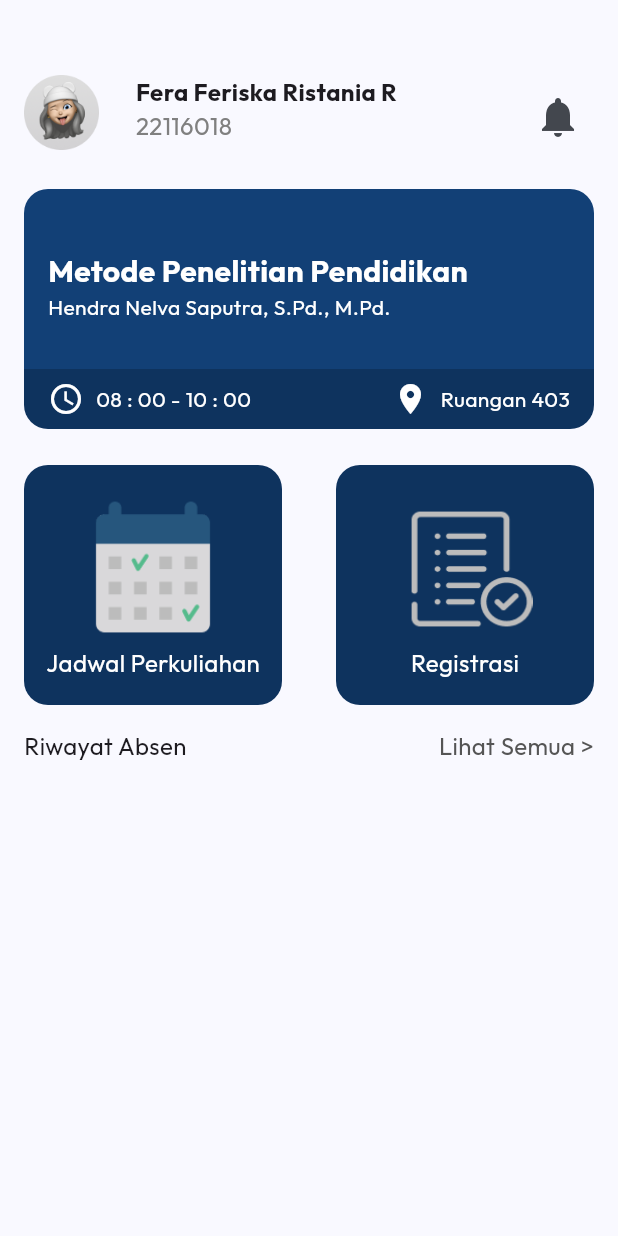
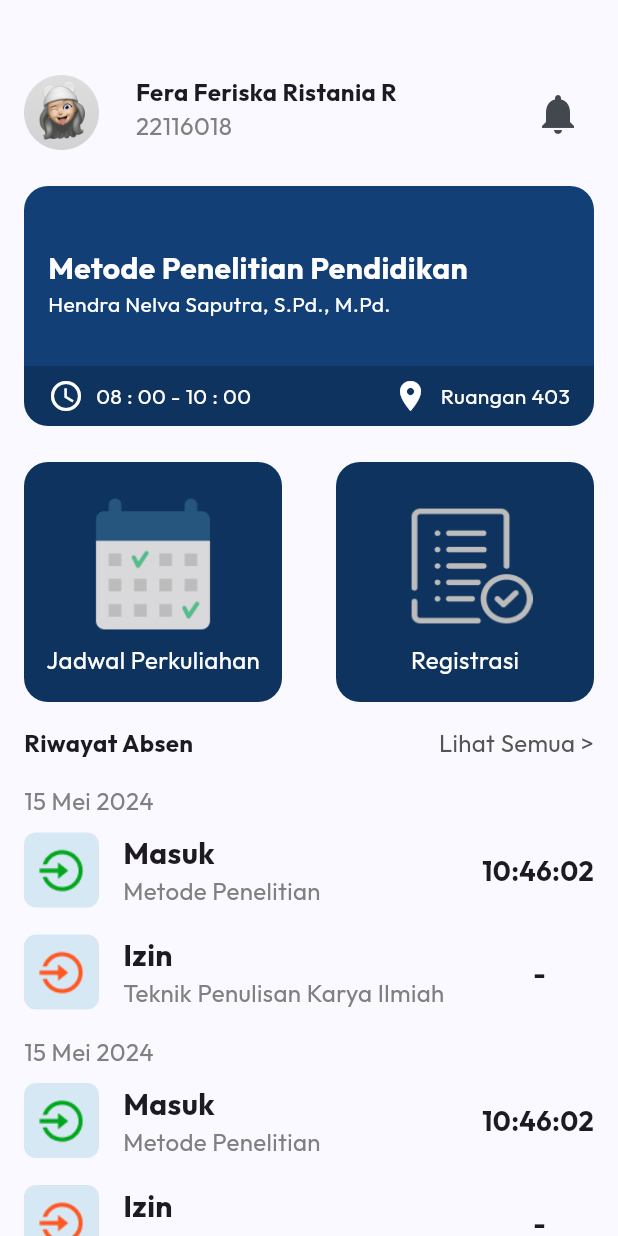
Before and after one commit to Triwahyu22116012/sistem-absensi-mahasiswa, a Flutter app: the HomeScreen screen opened directly, on a phone screen of 412 x 824 dp. Run offline on Flutter 3.47's test engine with Material 3 defaults, Android fonts, the phone set to English and light mode, and no system bars; our stand-ins replace google_fonts, image_picker.

Commit message:
membuat card jadwal dan riwayat

```diff
--- a/lib/screen/mahasiswa/home/home_screen.dart
+++ b/lib/screen/mahasiswa/home/home_screen.dart
@@ -2,8 +2,9 @@ import 'package:absensi_mahasiswa/screen/mahasiswa/face_registration/face_regist
 import 'package:absensi_mahasiswa/screen/mahasiswa/home/widget/home_header.dart';
 import 'package:absensi_mahasiswa/screen/mahasiswa/home/widget/main_card.dart';
 import 'package:absensi_mahasiswa/screen/mahasiswa/home/widget/second_card.dart';
-import 'package:absensi_mahasiswa/screen/mahasiswa/jadwal/jadwal_perkuliahan_screen.dart';
+import 'package:absensi_mahasiswa/screen/mahasiswa/jadwal/schedule_screen.dart';
 import 'package:absensi_mahasiswa/screen/mahasiswa/notification/notification_screen.dart';
+import 'package:absensi_mahasiswa/widget/history_card.dart';
 import 'package:flutter/material.dart';
 
 class HomeScreen extends StatelessWidget {
@@ -16,7 +17,9 @@ class HomeScreen extends StatelessWidget {
         padding: const EdgeInsets.only(left: 16, top: 50, right: 16),
         child: Column(
             children: [
-            HomeHeader(
+              Padding(
+                padding: const EdgeInsets.only(bottom: 16),
+                child: HomeHeader(
                   onPressed: () {
                     Navigator.push(
                       context,
@@ -24,8 +27,15 @@ class HomeScreen extends StatelessWidget {
                     );
                   },
                 ),
+              ),
+              SizedBox(
+                height: MediaQuery.of(context).size.height - 116,
+                // height: 700,
+                child: SingleChildScrollView(
+                  child: Column(
+                    children: [
                       const Padding(
-              padding: EdgeInsets.only(top: 24),
+                          padding: EdgeInsets.only(top: 8),
                           child: MainCard()
                       ),
                       Padding(
@@ -39,7 +49,7 @@ class HomeScreen extends StatelessWidget {
                               onPressed: () {
                                 Navigator.push(
                                     context,
-                        MaterialPageRoute(builder: (context) => const JadwalPerkuliahanScreen())
+                                    MaterialPageRoute(builder: (context) => const ScheduleScreen())
                                 );
                               },
                             ),
@@ -64,7 +74,8 @@ class HomeScreen extends StatelessWidget {
                             Text(
                               "Riwayat Absen",
                               style: TextStyle(
-                      fontSize: 16
+                                  fontSize: 16,
+                                fontWeight: FontWeight.bold
                               ),
                             ),
                             Text(
@@ -76,7 +87,31 @@ class HomeScreen extends StatelessWidget {
                             )
                           ],
                         ),
+                      ),
+                      const Padding(
+                        padding: EdgeInsets.only(top: 16, bottom: 16),
+                        child: Column(
+                          children: [
+                            HistoryCard(),
+                            Padding(
+                              padding: EdgeInsets.only(top: 16),
+                              child: HistoryCard(),
+                            ),
+                            Padding(
+                              padding: EdgeInsets.only(top: 16),
+                              child: HistoryCard(),
+                            ),
+                            Padding(
+                              padding: EdgeInsets.only(top: 16),
+                              child: HistoryCard(),
+                            ),
+                          ],
                         )
+                      )
+                    ],
+                  ),
+                ),
+              ),
             ],
           ),
         ),
--- a/lib/screen/mahasiswa/home/widget/home_header.dart
+++ b/lib/screen/mahasiswa/home/widget/home_header.dart
@@ -42,7 +42,7 @@ class HomeHeader extends StatelessWidget {
           ),
         ),
         Padding(
-          padding: const EdgeInsets.only(top: 4),
+          padding: const EdgeInsets.only(top: 2),
           child: IconButton(
             onPressed: onPressed,
             icon: const Icon(Icons.notifications),
--- /dev/null
+++ b/lib/widget/history_card.dart
@@ -0,0 +1,131 @@
+import 'package:flutter/material.dart';
+
+class HistoryCard extends StatelessWidget {
+  const HistoryCard({super.key});
+
+  @override
+  Widget build(BuildContext context) {
+    return Column(
+      crossAxisAlignment: CrossAxisAlignment.start,
+      children: [
+        const Text(
+          "15 Mei 2024",
+          style: TextStyle(
+            fontSize: 16,
+            color: Color(0xFF808080)
+          ),
+        ),
+        Padding(
+          padding: const EdgeInsets.only(top: 8),
+          child: Row(
+            mainAxisAlignment: MainAxisAlignment.spaceBetween,
+            children: [
+              Row(
+                children: [
+                  Container(
+                    width: 50,
+                    height: 50,
+                    decoration: const BoxDecoration(
+                      borderRadius: BorderRadius.all(Radius.circular(8)),
+                      color: Color(0xFFD7E8F5),
+                    ),
+                    child: const Padding(
+                      padding: EdgeInsets.all(8),
+                      child: Image(image: AssetImage("assets/ic_absen.png")),
+                    ),
+                    // child: const Icon(Icons.login_rounded, size: 26),
+                  ),
+                  const Padding(
+                    padding: EdgeInsets.only(left: 16),
+                    child: Column(
+                      crossAxisAlignment: CrossAxisAlignment.start,
+                      children: [
+                        Text(
+                          "Masuk",
+                          style: TextStyle(
+                              fontSize: 20,
+                              fontWeight: FontWeight.bold
+                          ),
+                        ),
+                        Text(
+                          "Metode Penelitian",
+                          style: TextStyle(
+                              fontSize: 16,
+                              color: Color(0xFF808080)
+                          ),
+                        ),
+                      ],
+                    ),
+                  ),
+                ],
+              ),
+              const Text(
+                "10:46:02",
+                style: TextStyle(
+                    fontSize: 18,
+                    fontWeight: FontWeight.bold
+                ),
+              ),
+            ],
+          ),
+        ),
+        Padding(
+          padding: const EdgeInsets.only(top: 16),
+          child: Row(
+            mainAxisAlignment: MainAxisAlignment.spaceBetween,
+            children: [
+              Row(
+                children: [
+                  Container(
+                    width: 50,
+                    height: 50,
+                    decoration: const BoxDecoration(
+                      borderRadius: BorderRadius.all(Radius.circular(8)),
+                      color: Color(0xFFD7E8F5),
+                    ),
+                    child: const Padding(
+                      padding: EdgeInsets.all(8),
+                      child: Image(image: AssetImage("assets/ic_absen.png"), color: Colors.deepOrange,),
+                    ),
+                  ),
+                  const Padding(
+                    padding: EdgeInsets.only(left: 16),
+                    child: Column(
+                      crossAxisAlignment: CrossAxisAlignment.start,
+                      children: [
+                        Text(
+                          "Izin",
+                          style: TextStyle(
+                              fontSize: 20,
+                              fontWeight: FontWeight.bold
+                          ),
+                        ),
+                        Text(
+                          "Teknik Penulisan Karya Ilmiah",
+                          style: TextStyle(
+                              fontSize: 16,
+                              color: Color(0xFF808080)
+                          ),
+                        ),
+                      ],
+                    ),
+                  ),
+                ],
+              ),
+              const Padding(
+                padding: EdgeInsets.only(right: 32),
+                child: Text(
+                  "-",
+                  style: TextStyle(
+                      fontSize: 18,
+                      fontWeight: FontWeight.bold,
+                  ),
+                ),
+              ),
+            ],
+          ),
+        )
+      ],
+    );
+  }
+}
```
Also changed, not shown: lib/screen/mahasiswa/jadwal/jadwal_perkuliahan_screen.dart (deleted, +0 -14 lines), lib/screen/mahasiswa/jadwal/schedule_card.dart (added, +56 -0 lines), lib/screen/mahasiswa/jadwal/schedule_screen.dart (added, +76 -0 lines), assets/ic_absen.png (added). Lines whose indentation alone changed are shown as unchanged.
